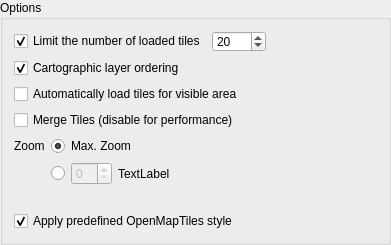
Before: the Qt Designer form ui/options.ui in geometalab/Vector-Tiles-Reader-QGIS-Plugin, drawn with Qt 5.
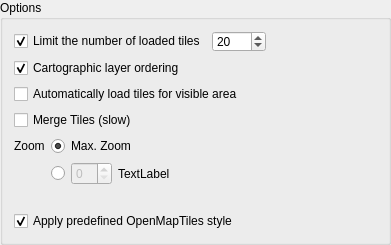
After: the same form once the commit is applied.

Commit message: Option text for merge tiles option changed

What changed in the file:
```diff
--- a/ui/options.ui
+++ b/ui/options.ui
@@ -197,7 +197,7 @@
    <item row="4" column="0" colspan="2">
     <widget class="QCheckBox" name="chkMergeTiles">
      <property name="text">
-      <string>Merge Tiles (disable for performance)</string>
+      <string>Merge Tiles (slow)</string>
      </property>
      <property name="checked">
       <bool>false</bool>
```
The commit also changes 1 other file.
